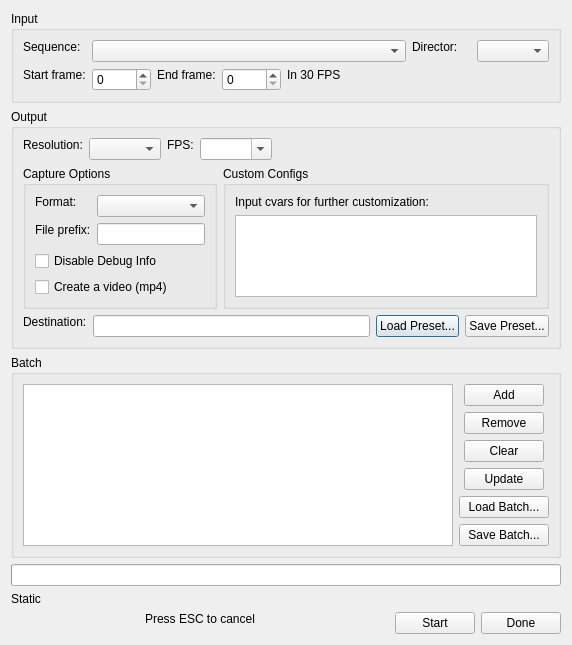
This is Code/Editor/TrackView/SequenceBatchRenderDialog.ui in o3de/o3de as Qt 5 draws it before an edit. The edited form follows.
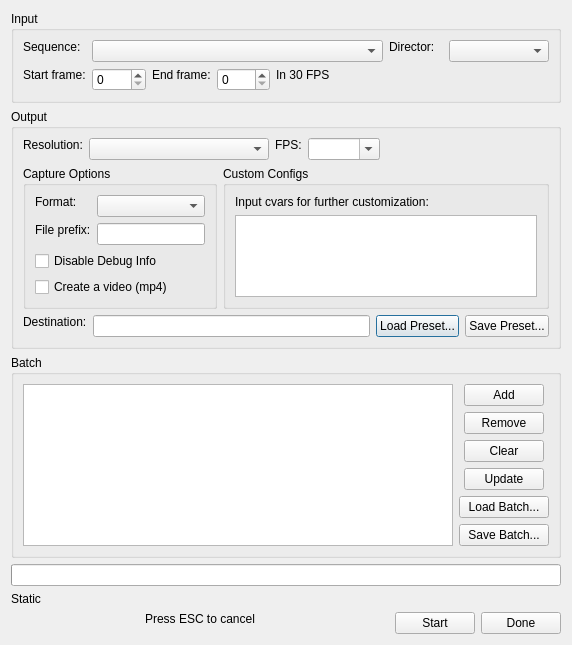
This is the edited form.

Commit message: bugfix: Increase width of comboxes.

The edit to the form file:
```diff
--- a/Code/Editor/TrackView/SequenceBatchRenderDialog.ui
+++ b/Code/Editor/TrackView/SequenceBatchRenderDialog.ui
@@ -61,7 +61,14 @@
        </widget>
       </item>
       <item row="0" column="8">
-       <widget class="QComboBox" name="m_shotCombo"/>
+       <widget class="QComboBox" name="m_shotCombo">
+        <property name="minimumSize">
+         <size>
+          <width>100</width>
+          <height>0</height>
+         </size>
+        </property>
+       </widget>
       </item>
       <item row="1" column="7" colspan="2">
        <spacer name="horizontalSpacer">
@@ -117,7 +124,14 @@
          </widget>
         </item>
         <item>
-         <widget class="QComboBox" name="m_resolutionCombo"/>
+         <widget class="QComboBox" name="m_resolutionCombo">
+          <property name="minimumSize">
+           <size>
+            <width>180</width>
+            <height>0</height>
+           </size>
+          </property>
+         </widget>
         </item>
         <item>
          <widget class="QLabel" name="label_6">
```
